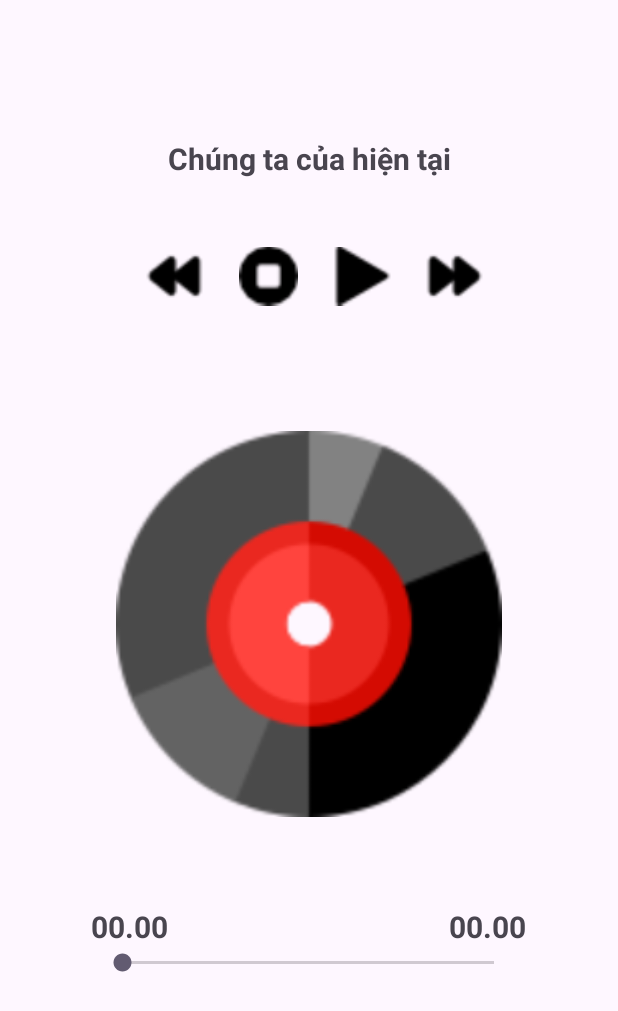
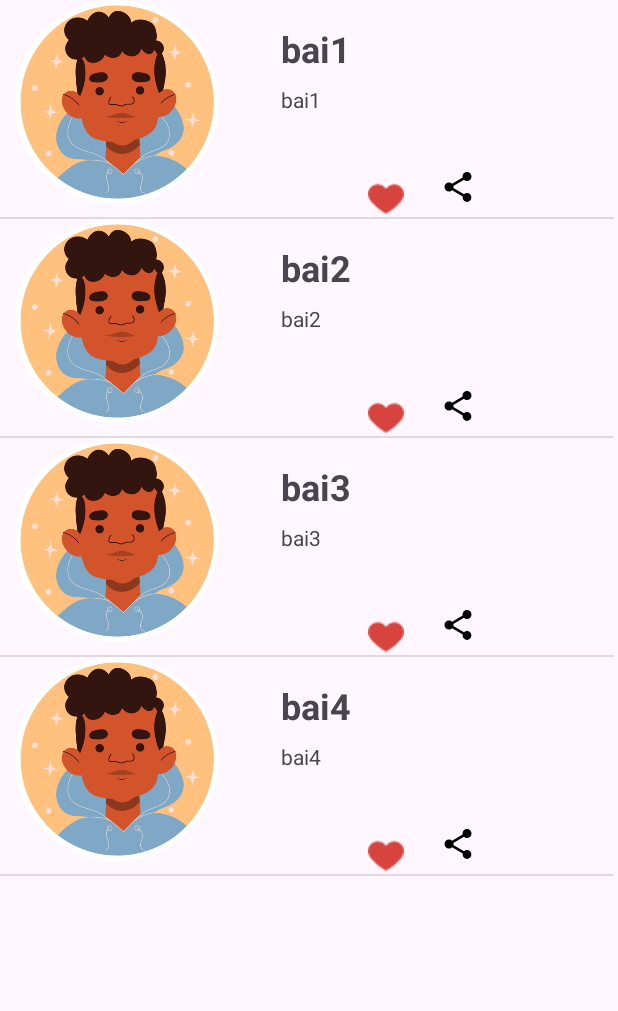
Before and after one commit to caoduong2003/App_Music_Basic_2024, an Android app: the screen it shows after launch (SongActivity before the commit, ListSong after it), on a phone screen of 412 x 824 dp. Shown: the top 1011 px of the screen. Run offline under Robolectric (Android 15) with nearby library versions, the phone set to English and light mode, and no system bars.

Commit message:
day listsong

```diff
--- a/app/src/main/AndroidManifest.xml
+++ b/app/src/main/AndroidManifest.xml
@@ -12,8 +12,12 @@
         android:supportsRtl="true"
         android:theme="@style/Theme.AppMusicBasic"
         tools:targetApi="31">
+
+         <activity
+         android:name=".SongActivity"
+         android:exported="false" />
         <activity
-            android:name=".SongActivity"
+            android:name=".ListSong"
             android:exported="true">
             <intent-filter>
                 <action android:name="android.intent.action.MAIN" />
--- /dev/null
+++ b/app/src/main/java/com/example/appmusicbasic/ListSong.java
@@ -0,0 +1,45 @@
+package com.example.appmusicbasic;
+
+import androidx.appcompat.app.AppCompatActivity;
+import android.os.Bundle;
+import android.widget.ListView;
+
+import java.util.ArrayList;
+
+public class ListSong extends AppCompatActivity {
+    public String[] songName = {"bai1","bai2","bai3","bai4"};
+
+    public String[] name = {"bai1","bai2","bai3","bai4"};
+
+    public int[] image = {R.drawable.man,R.drawable.man,R.drawable.man,R.drawable.man};
+    public  int[] file = {R.raw.chungtacuahientai,R.raw.haytraochoanh,R.raw.chungtacuatuonglai,R.raw.noinaycoanh};
+    ListView listView;
+
+
+    SongAdapter songAdapter;
+    ArrayList<Song> arrayList;
+
+
+
+    @Override
+    protected void onCreate(Bundle savedInstanceState) {
+        super.onCreate(savedInstanceState);
+        setContentView(R.layout.list_song);
+
+        listView = findViewById(R.id.listView);
+        arrayList = new ArrayList<>();
+        songAdapter = new SongAdapter(this,arrayList);
+
+        for(int i = 0; i<name.length;i++){
+            Song song = new Song(songName[i],name[i],image[i],file[i]);
+            arrayList.add(song);
+            songAdapter.notifyDataSetChanged();
+        }
+
+        listView.setAdapter(songAdapter);
+
+
+
+
+    }
+}
--- a/app/src/main/java/com/example/appmusicbasic/Song.java
+++ b/app/src/main/java/com/example/appmusicbasic/Song.java
@@ -2,11 +2,36 @@ package com.example.appmusicbasic;
 
 public class Song {
     private String tenbaihat;
+    private String tencasi;
+    private int image;
     private int file;
 
     public Song(String tenbaihat, int file) {
         this.tenbaihat = tenbaihat;
         this.file = file;
+    }
+
+    public Song(String tenbaihat, String tencasi, int image, int file) {
+        this.tenbaihat = tenbaihat;
+        this.tencasi = tencasi;
+        this.image = image;
+        this.file = file;
+    }
+
+    public String getTencasi() {
+        return tencasi;
+    }
+
+    public void setTencasi(String tencasi) {
+        this.tencasi = tencasi;
+    }
+
+    public int getImage() {
+        return image;
+    }
+
+    public void setImage(int image) {
+        this.image = image;
     }
 
     public String getTenbaihat() {
--- a/app/src/main/java/com/example/appmusicbasic/SongAdapter.java
+++ b/app/src/main/java/com/example/appmusicbasic/SongAdapter.java
@@ -1,12 +1,47 @@
 package com.example.appmusicbasic;
 
 import android.content.Context;
+import android.view.LayoutInflater;
+import android.view.View;
+import android.view.ViewGroup;
 import android.widget.ArrayAdapter;
+import android.widget.ImageView;
+import android.widget.TextView;
 
 import androidx.annotation.NonNull;
+import androidx.annotation.Nullable;
 
 import java.util.ArrayList;
 
-public class SongAdapter {
+public class SongAdapter extends ArrayAdapter<Song>{
+    Context context;
+    private ArrayList<Song> song;
 
+
+
+    public SongAdapter(@NonNull Context context, ArrayList<Song> dataArrayList) {
+        super(context,R.layout.song,dataArrayList);
+    }
+
+    @NonNull
+    @Override
+    public View getView(int position, @Nullable View convertView, @NonNull ViewGroup parent) {
+        Song currentSong = getItem(position);
+        if(convertView == null){
+            convertView = LayoutInflater.from(getContext()).inflate(R.layout.song,parent,false);
+        }
+
+        ImageView listImage =convertView.findViewById(R.id.imgAvatar);
+        TextView txtSong =convertView.findViewById(R.id.txtSong);
+        TextView txtName =convertView.findViewById(R.id.txtName);
+
+
+        listImage.setImageResource(currentSong.getImage());
+        txtSong.setText(currentSong.getTenbaihat());
+        txtName.setText(currentSong.getTencasi());
+
+
+
+        return convertView;
+    }
 }
--- /dev/null
+++ b/app/src/main/res/drawable/share_24.xml
@@ -0,0 +1,5 @@
+<vector android:height="24dp" android:tint="#000000"
+    android:viewportHeight="24" android:viewportWidth="24"
+    android:width="24dp" xmlns:android="http://schemas.android.com/apk/res/android">
+    <path android:fillColor="@android:color/white" android:pathData="M18,16.08c-0.76,0 -1.44,0.3 -1.96,0.77L8.91,12.7c0.05,-0.23 0.09,-0.46 0.09,-0.7s-0.04,-0.47 -0.09,-0.7l7.05,-4.11c0.54,0.5 1.25,0.81 2.04,0.81 1.66,0 3,-1.34 3,-3s-1.34,-3 -3,-3 -3,1.34 -3,3c0,0.24 0.04,0.47 0.09,0.7L8.04,9.81C7.5,9.31 6.79,9 6,9c-1.66,0 -3,1.34 -3,3s1.34,3 3,3c0.79,0 1.5,-0.31 2.04,-0.81l7.12,4.16c-0.05,0.21 -0.08,0.43 -0.08,0.65 0,1.61 1.31,2.92 2.92,2.92 1.61,0 2.92,-1.31 2.92,-2.92s-1.31,-2.92 -2.92,-2.92z"/>
+</vector>
--- /dev/null
+++ b/app/src/main/res/layout/activity_main.xml
@@ -0,0 +1,10 @@
+<?xml version="1.0" encoding="utf-8"?>
+<androidx.constraintlayout.widget.ConstraintLayout
+    xmlns:android="http://schemas.android.com/apk/res/android"
+    xmlns:tools="http://schemas.android.com/tools"
+    xmlns:app="http://schemas.android.com/apk/res-auto"
+    android:layout_width="match_parent"
+    android:layout_height="match_parent"
+    tools:context=".ListSong">
+
+  </androidx.constraintlayout.widget.ConstraintLayout>
--- /dev/null
+++ b/app/src/main/res/layout/list_song.xml
@@ -0,0 +1,13 @@
+<?xml version="1.0" encoding="utf-8"?>
+<androidx.constraintlayout.widget.ConstraintLayout xmlns:android="http://schemas.android.com/apk/res/android"
+    xmlns:tools="http://schemas.android.com/tools"
+    android:layout_width="match_parent"
+    android:layout_height="match_parent">
+
+    <ListView
+        android:id="@+id/listView"
+        android:layout_width="409dp"
+        android:layout_height="729dp"
+        tools:layout_editor_absoluteX="1dp"
+        tools:layout_editor_absoluteY="1dp" />
+</androidx.constraintlayout.widget.ConstraintLayout>
--- a/app/src/main/res/layout/song.xml
+++ b/app/src/main/res/layout/song.xml
@@ -1,13 +1,66 @@
 <?xml version="1.0" encoding="utf-8"?>
 <androidx.constraintlayout.widget.ConstraintLayout xmlns:android="http://schemas.android.com/apk/res/android"
+    xmlns:app="http://schemas.android.com/apk/res-auto"
     xmlns:tools="http://schemas.android.com/tools"
+    android:id="@+id/imageViewShare"
     android:layout_width="match_parent"
     android:layout_height="match_parent">
 
 
+    <TextView
+        android:id="@+id/txtSong"
+        android:layout_width="wrap_content"
+        android:layout_height="wrap_content"
+        android:layout_marginStart="40dp"
+        android:layout_marginTop="16dp"
+        android:text="Tên bài hát"
 
+        android:textSize="24sp"
+        android:textStyle="bold"
+        app:layout_constraintStart_toEndOf="@+id/imgAvatar"
+        app:layout_constraintTop_toTopOf="parent" />
 
+    <TextView
+        android:id="@+id/txtName"
+        android:layout_width="wrap_content"
+        android:layout_height="wrap_content"
+        android:layout_marginStart="40dp"
+        android:layout_marginTop="8dp"
+        android:text="Tên ca sĩ"
+        app:layout_constraintStart_toEndOf="@+id/imgAvatar"
+        app:layout_constraintTop_toBottomOf="@+id/txtSong" />
 
+    <ImageView
+        android:id="@+id/imgShare"
+        android:layout_width="wrap_content"
+        android:layout_height="wrap_content"
+        android:layout_marginTop="64dp"
+        android:layout_marginEnd="92dp"
+        app:layout_constraintEnd_toEndOf="parent"
+        app:layout_constraintTop_toBottomOf="@+id/txtSong"
+        app:srcCompat="@drawable/share_24" />
 
+    <ImageView
+        android:id="@+id/imgHeart"
+        android:layout_width="wrap_content"
+        android:layout_height="wrap_content"
+        android:layout_marginTop="72dp"
+        android:layout_marginEnd="24dp"
+        app:layout_constraintEnd_toStartOf="@+id/imgShare"
+        app:layout_constraintTop_toBottomOf="@+id/txtSong"
+        app:srcCompat="@drawable/heart" />
+
+    <ImageView
+        android:id="@+id/imgAvatar"
+        android:layout_width="139dp"
+        android:layout_height="136dp"
+        android:layout_marginStart="8dp"
+        app:layout_constraintBottom_toBottomOf="parent"
+        app:layout_constraintEnd_toEndOf="parent"
+        app:layout_constraintHorizontal_bias="0.0"
+        app:layout_constraintStart_toStartOf="parent"
+        app:layout_constraintTop_toTopOf="parent"
+        app:layout_constraintVertical_bias="0.025"
+        app:srcCompat="@drawable/man" />
 
 </androidx.constraintlayout.widget.ConstraintLayout>
```
Also changed, not shown: app/src/main/res/drawable/avatar.jpg (added), app/src/main/res/drawable/heart.png (added), app/src/main/res/drawable/man.png (added), app/src/main/res/drawable/mans.png (added).
